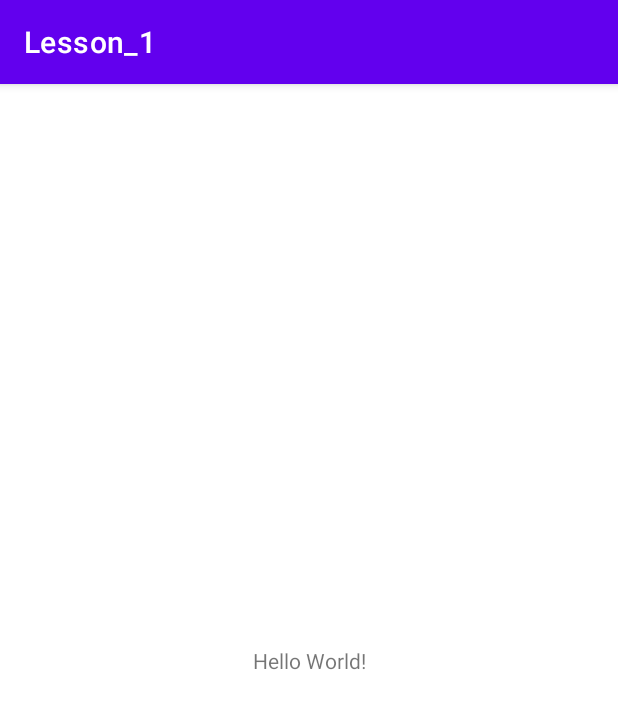
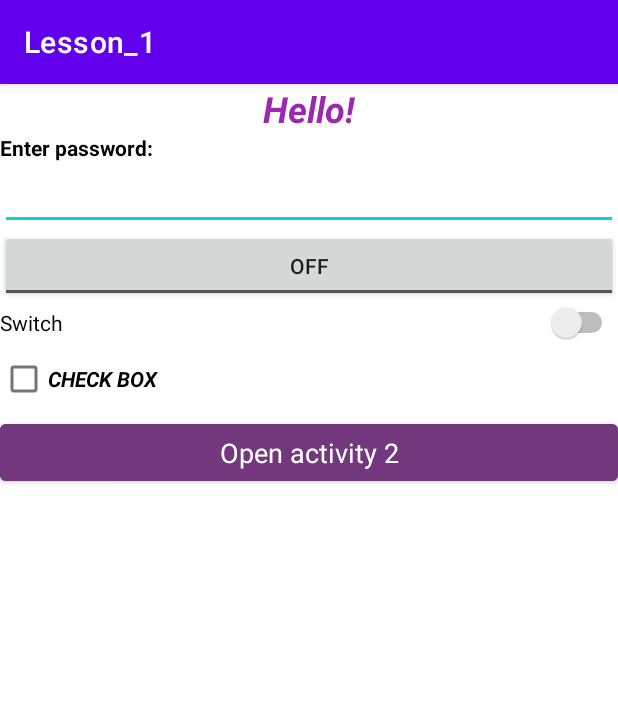
Before and after one commit to KGregoriy/Android, an Android app: the screen it shows after launch (MainActivity), on a phone screen of 412 x 824 dp. Shown: the top 709 px of the screen. Run offline under Robolectric (Android 15) with nearby library versions, the phone set to English and light mode, and no system bars.

Commit message:
Добавление второго activity

```diff
--- a/Lesson_1/app/src/main/AndroidManifest.xml
+++ b/Lesson_1/app/src/main/AndroidManifest.xml
@@ -16,6 +16,9 @@
                 <category android:name="android.intent.category.LAUNCHER" />
             </intent-filter>
         </activity>
+        <activity android:name=".MainActivity2">
+
+        </activity>
     </application>
 
 </manifest>
--- a/Lesson_1/app/src/main/java/com/example/lesson_1/MainActivity.java
+++ b/Lesson_1/app/src/main/java/com/example/lesson_1/MainActivity.java
@@ -2,13 +2,32 @@ package com.example.lesson_1;
 
 import androidx.appcompat.app.AppCompatActivity;
 
+import android.content.Intent;
 import android.os.Bundle;
+import android.view.View;
+import android.widget.Button;
 
-public class MainActivity extends AppCompatActivity {
+public class MainActivity extends AppCompatActivity implements View.OnClickListener {
+
+    Button btnOpen;
 
     @Override
     protected void onCreate(Bundle savedInstanceState) {
         super.onCreate(savedInstanceState);
         setContentView(R.layout.activity_main);
+
+        btnOpen = (Button) findViewById(R.id.buttonOpenActivity);
+        btnOpen.setOnClickListener(this);
+    }
+
+    public void onClick(View v){
+        switch (v.getId()){
+            case R.id.buttonOpenActivity:
+                Intent intent = new Intent(this, MainActivity2.class);
+                startActivity(intent);
+                break;
+            default:
+                break;
+        }
     }
 }
--- a/Lesson_1/app/src/main/res/layout/activity_main.xml
+++ b/Lesson_1/app/src/main/res/layout/activity_main.xml
@@ -1,18 +1,74 @@
 <?xml version="1.0" encoding="utf-8"?>
-<androidx.constraintlayout.widget.ConstraintLayout xmlns:android="http://schemas.android.com/apk/res/android"
+<LinearLayout xmlns:android="http://schemas.android.com/apk/res/android"
     xmlns:app="http://schemas.android.com/apk/res-auto"
     xmlns:tools="http://schemas.android.com/tools"
     android:layout_width="match_parent"
     android:layout_height="match_parent"
-    tools:context=".MainActivity">
+    tools:context=".MainActivity"
+    android:orientation="vertical">
 
     <TextView
-        android:layout_width="wrap_content"
+        android:id="@+id/TextView"
+        android:layout_width="match_parent"
         android:layout_height="wrap_content"
-        android:text="Hello World!"
+        android:text="Hello!"
+        android:textAlignment="center"
+        android:textAppearance="@style/TextAppearance.AppCompat.Small"
+        android:textColor="#9C27B0"
+
+        android:textSize="24sp"
+        android:textStyle="bold|italic"
         app:layout_constraintBottom_toBottomOf="parent"
         app:layout_constraintLeft_toLeftOf="parent"
         app:layout_constraintRight_toRightOf="parent"
         app:layout_constraintTop_toTopOf="parent" />
 
-</androidx.constraintlayout.widget.ConstraintLayout>
+    <TextView
+        android:id="@+id/textView2"
+        android:layout_width="wrap_content"
+        android:layout_height="wrap_content"
+        android:ems="7"
+        android:text="Enter password:"
+        android:textColor="#040303"
+        android:textStyle="bold" />
+
+    <EditText
+        android:id="@+id/editTextTextPassword"
+        android:layout_width="match_parent"
+        android:layout_height="wrap_content"
+        android:ems="10"
+        android:inputType="textPassword" />
+
+    <ToggleButton
+        android:id="@+id/toggleButton"
+        android:layout_width="match_parent"
+        android:layout_height="wrap_content"
+        android:text="ToggleButton" />
+
+    <Switch
+        android:id="@+id/switch1"
+        android:layout_width="match_parent"
+        android:layout_height="wrap_content"
+        android:text="Switch" />
+
+    <CheckBox
+        android:id="@+id/checkBox2"
+        android:layout_width="match_parent"
+        android:layout_height="wrap_content"
+        android:text="Check Box"
+        android:textAllCaps="true"
+        android:textAppearance="@style/TextAppearance.AppCompat.Small"
+        android:textStyle="bold|italic" />
+
+    <Button
+        android:id="@+id/buttonOpenActivity"
+        android:layout_width="match_parent"
+        android:layout_height="50sp"
+        android:layout_weight="0"
+        android:backgroundTint="#72377C"
+        android:text="Open activity 2"
+        android:textAppearance="@style/TextAppearance.AppCompat.Medium"
+
+        />
+
+</LinearLayout>
```
Also changed, not shown: Lesson_1/app/src/main/res/layout/activity_main2.xml (+70 -3 lines).
